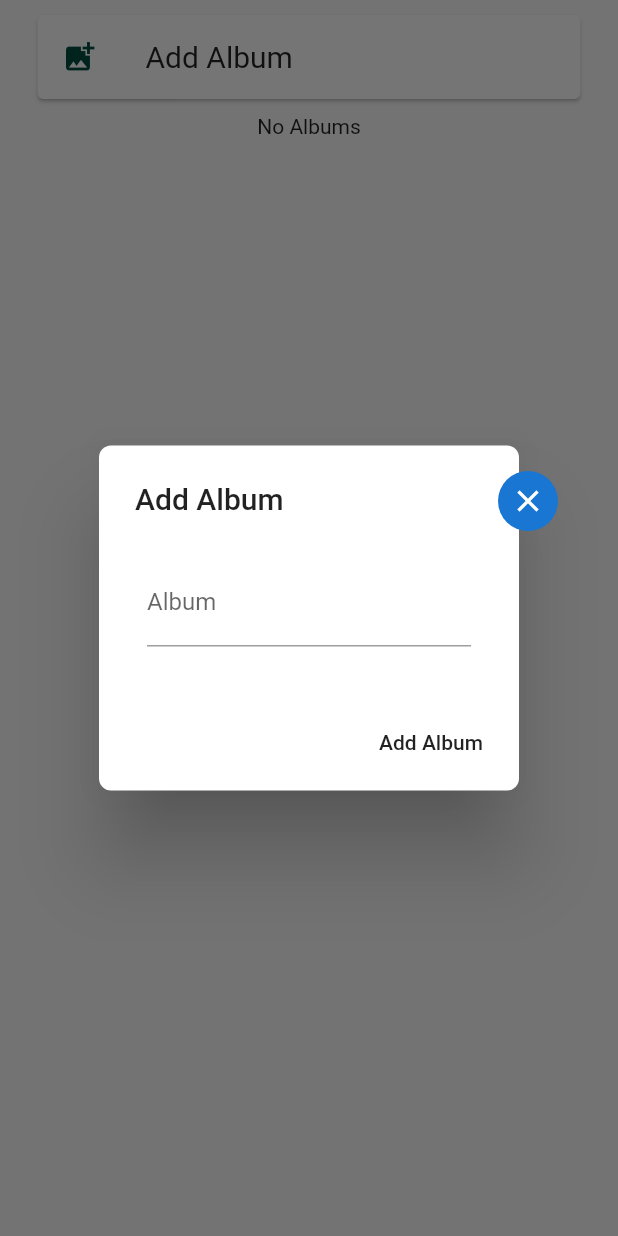
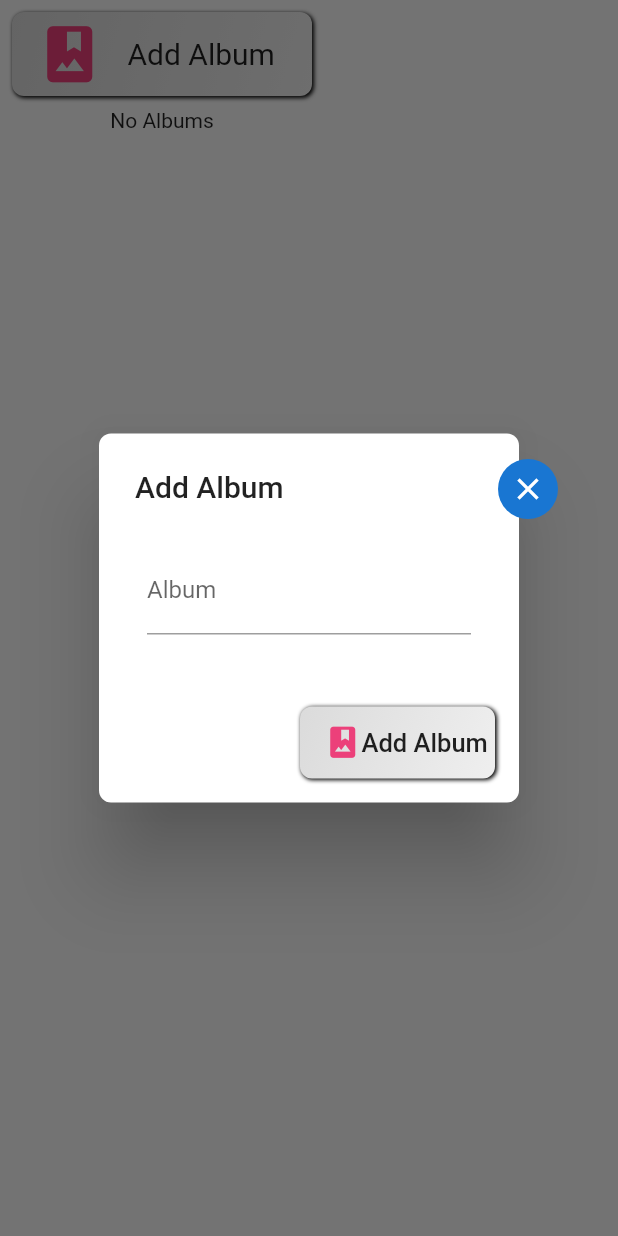
Before and after one commit to Furball-Tales/furball-tales, a Flutter app: the Albums screen opened directly, after a tap on "Add Album", on a phone screen of 412 x 824 dp. Run offline on Flutter 3.47's test engine with Material 2 defaults, Android fonts, the phone set to English and light mode, and no system bars; drawn by our look-alikes of flutter_neumorphic; our stand-ins replace firebase_auth, firebase_database, firebase_storage, flutter_datetime_picker, google_sign_in, image_picker and 2 more; accounts and stored records are empty; Roboto replaces fonts that are missing (BalooBhai).

Commit message:
Styling buttons in photo album

```diff
--- a/furballTalesApp/lib/albums/albums.dart
+++ b/furballTalesApp/lib/albums/albums.dart
@@ -52,12 +52,39 @@ class _ImageGridItemState extends State<ImageGridItem> {
                 builder: (BuildContext context) {
                   return AlertDialog(
                       actions: <Widget>[
-                      FlatButton(
+                        Container(
+                            margin: EdgeInsets.all(8),
+                            width: 130,
+                            child: Neumorphic(
+                                style: NeumorphicStyle(
+                                    shape: NeumorphicShape.concave,
+                                    surfaceIntensity: 0.2,
+                                    depth: 1.5,
+                                    intensity: 5,
+                                    lightSource: LightSource.topLeft,
+                                    color: Colors.grey[200]),
+                                child: FlatButton(
                                     onPressed: () {
                                       createAlbum();
                                       Navigator.of(context).pop();
                                     },
-                          child: Text("Add Album"))
+                                    child: Row(
+                                      mainAxisAlignment:
+                                          MainAxisAlignment.spaceBetween,
+                                      children: <Widget>[
+                                        Icon(
+                                          Icons.photo_album,
+                                          size: 25,
+                                          color: Colors.pink[400],
+                                        ),
+                                        Text(
+                                          "Add Album",
+                                          style: TextStyle(
+                                              fontFamily: 'BalooBhai',
+                                              fontSize: 17.0),
+                                        )
+                                      ],
+                                    ))))
                       ],
                       shape: RoundedRectangleBorder(
                           borderRadius: BorderRadius.circular(8)),
@@ -95,20 +122,29 @@ class _ImageGridItemState extends State<ImageGridItem> {
                 },
               );
             },
-          child: Card(
-              color: Colors.white,
-              margin: EdgeInsets.symmetric(vertical: 10.0, horizontal: 25.0),
+            child: Container(
+                margin: EdgeInsets.all(8),
+                width: 200,
+                child: Neumorphic(
+                    style: NeumorphicStyle(
+                        shape: NeumorphicShape.concave,
+                        surfaceIntensity: 0.2,
+                        depth: 1.5,
+                        intensity: 5,
+                        lightSource: LightSource.topLeft,
+                        color: Colors.grey[200]),
                     child: ListTile(
                       leading: Icon(
-                  Icons.add_photo_alternate,
-                  color: Colors.teal[900],
+                        Icons.photo_album,
+                        size: 45,
+                        color: Colors.pink[400],
                       ),
                       title: Text(
                         'Add Album',
-                  style: TextStyle(fontFamily: 'BalooBhai', fontSize: 20.0),
+                        style:
+                            TextStyle(fontFamily: 'BalooBhai', fontSize: 20.0),
                       ),
-              )),
-        ),
+                    )))),
         Flexible(
           child: StreamBuilder(
             stream: databaseReference.onValue,
```
Also changed, not shown: furballTalesApp/lib/albums/photos.dart (+35 -5 lines). Lines whose indentation alone changed are shown as unchanged.
